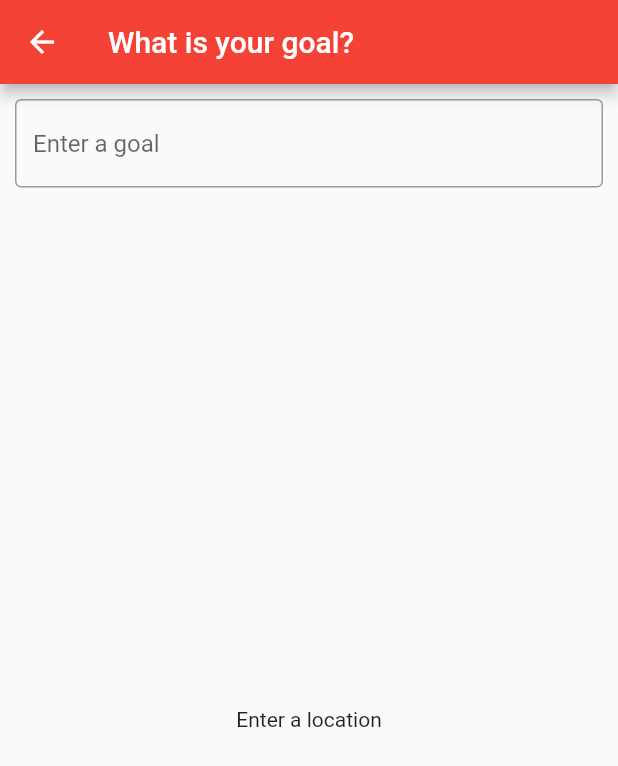
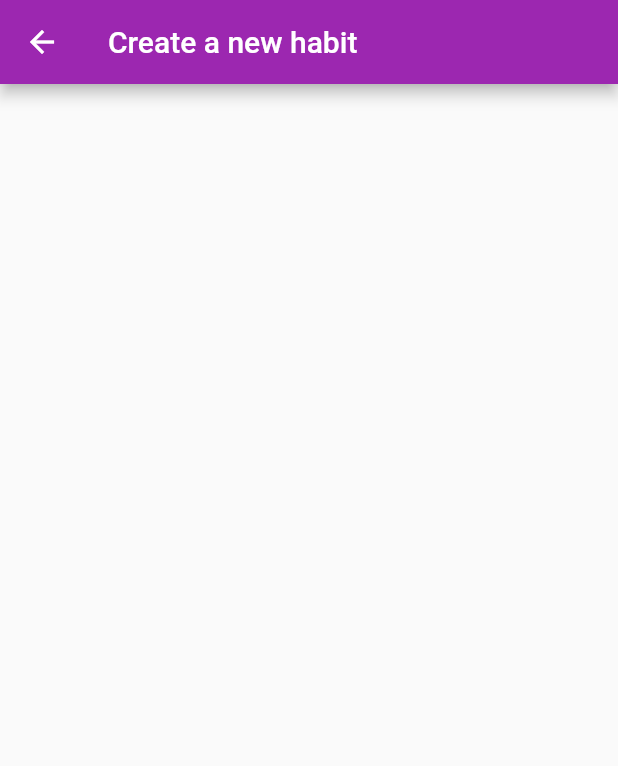
Before and after one commit to RebeccaSyria/habittracker, a Flutter app: the screen it shows after launch, after a tap on the "add" icon, on a phone screen of 412 x 824 dp. Shown: the top 766 px of the screen. Run offline on Flutter 3.47's test engine with Material 2 defaults, Android fonts, the phone set to English and light mode, and no system bars; our stand-ins replace bloc, equatable, flutter_bloc, sembast.

Commit message:
added create habit page and routing

```diff
--- a/lib/create_goal_page.dart
+++ b/lib/create_goal_page.dart
@@ -24,6 +24,6 @@ class CreateGoalPage extends StatelessWidget {
 
 
   Widget _buildResults() {
-    return Center(child: Text('Enter a location'));
+    return Center(child: Text('Enter a goal'));
   }
 }
--- /dev/null
+++ b/lib/create_habit_page.dart
@@ -0,0 +1,11 @@
+import 'package:flutter/material.dart';
+
+class CreateHabitPPage extends StatelessWidget {
+  @override
+  Widget build(BuildContext context) {
+    return Scaffold(
+      appBar: AppBar(title: Text('Create a new habit')),
+      body: Card(),
+    );
+  }
+}
--- a/lib/home_page.dart
+++ b/lib/home_page.dart
@@ -1,7 +1,7 @@
 import 'package:flutter/material.dart';
 import 'package:flutter_bloc/flutter_bloc.dart';
 import 'package:habittracker/create_goal_page.dart';
-import 'package:habittracker/main.dart';
+import 'package:habittracker/create_habit_page.dart';
 import 'package:habittracker/model/fruit.dart';
 import 'package:habittracker/fruit_bloc/bloc.dart';
 
@@ -32,7 +32,7 @@ class _HomePageState extends State<HomePage> {
       floatingActionButton: FloatingActionButton(
         child: Icon(Icons.add),
         onPressed: () {
-          Navigator.push(context, MaterialPageRoute(builder: (context) => CreateGoalPage()));
+          Navigator.push(context, MaterialPageRoute(builder: (context) => CreateHabitPPage()));
         },
       ),
       bottomNavigationBar: BottomNavigationBar(
--- a/lib/main.dart
+++ b/lib/main.dart
@@ -22,7 +22,7 @@ class FirstRoute extends StatelessWidget {
       child: MaterialApp(
         title: 'Flutter Demo',
         theme: ThemeData(
-          primarySwatch: Colors.red,
+          primarySwatch: Colors.purple,
           accentColor: Colors.deepPurpleAccent,
         ),
         home: HomePage(),
```
Also changed, not shown: lib/view_goal_page.dart (added), lib/view_habit_page.dart (added).
